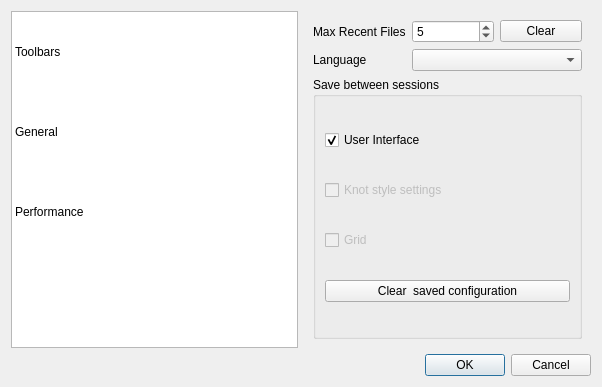
This is src/dialogs/dialog_preferences.ui in mbasaglia/Knotter as Qt 5 draws it before an edit. The edited form follows.
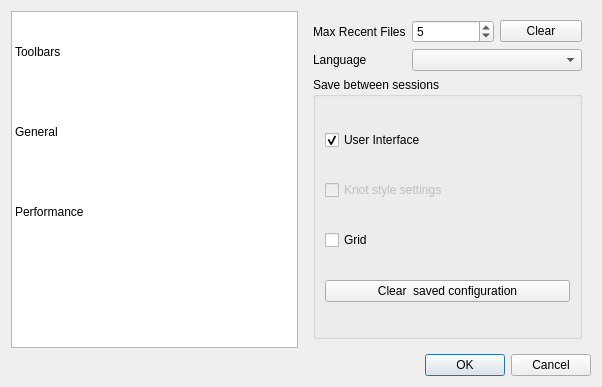
This is the edited form. The open tabs and pages were chosen to show the change. Icons and pictures are not drawn. Custom widgets are drawn as their Qt base class.

The edit to the form file:
```diff
--- a/src/dialogs/dialog_preferences.ui
+++ b/src/dialogs/dialog_preferences.ui
@@ -267,9 +267,6 @@
             </item>
             <item>
              <widget class="QCheckBox" name="check_save_grid">
-              <property name="enabled">
-               <bool>false</bool>
-              </property>
               <property name="text">
                <string>Grid</string>
               </property>
```
Left out of the diff: 4 changed lines with no effect on the pictures.
